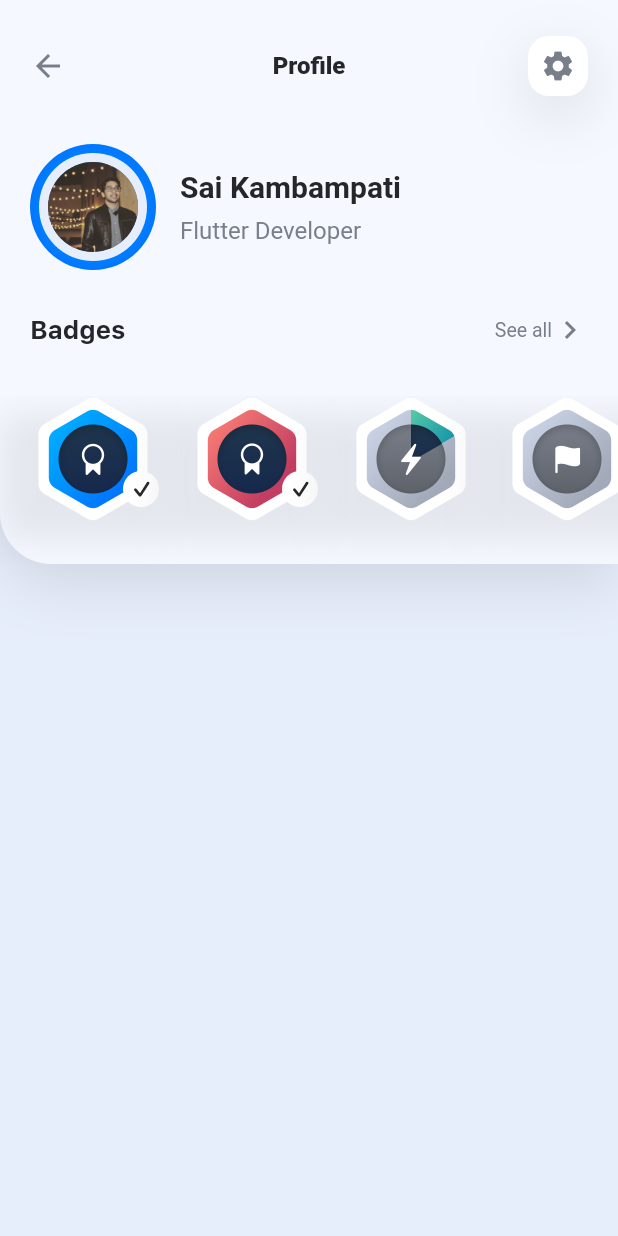
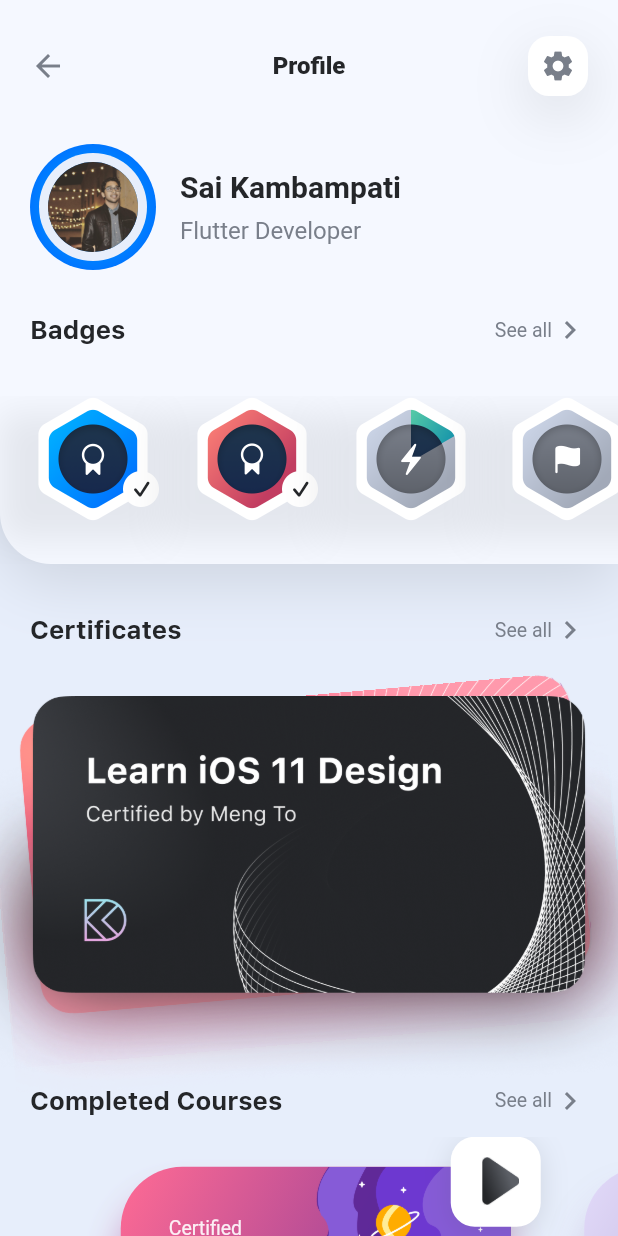
Before and after one commit to romansenin/design-code, a Flutter app: the ProfileScreen screen opened directly, on a phone screen of 412 x 824 dp. Run offline on Flutter 3.47's test engine with Material 2 defaults, Android fonts, the phone set to English and light mode, and no system bars; our stand-ins replace sliding_up_panel.

Commit message:
finsih profile screen

```diff
--- /dev/null
+++ b/lib/components/cards/completed_courses_card.dart
@@ -0,0 +1,118 @@
+import 'package:flutter/material.dart';
+import 'package:new_app/model/course.dart';
+
+import '../../constants.dart';
+
+class CompletedCoursesCard extends StatelessWidget {
+  CompletedCoursesCard({this.course});
+
+  final Course course;
+
+  @override
+  Widget build(BuildContext context) {
+    return Container(
+      child: Stack(
+        alignment: Alignment.topRight,
+        children: [
+          Padding(
+            padding: EdgeInsets.only(
+              top: 20.0,
+              right: 20.0,
+            ),
+            child: Container(
+              decoration: BoxDecoration(
+                gradient: course.background,
+                borderRadius: BorderRadius.circular(41.0),
+                boxShadow: [
+                  BoxShadow(
+                    color: course.background.colors[0].withOpacity(
+                      0.3,
+                    ),
+                    offset: Offset(0, 20),
+                    blurRadius: 20.0,
+                  ),
+                  BoxShadow(
+                    color: course.background.colors[1].withOpacity(
+                      0.3,
+                    ),
+                    offset: Offset(0, 20),
+                    blurRadius: 20.0,
+                  ),
+                ],
+              ),
+              child: ClipRRect(
+                borderRadius: BorderRadius.circular(41.0),
+                child: Container(
+                  height: 140,
+                  width: 260,
+                  child: Stack(
+                    children: [
+                      Row(
+                        children: [
+                          Spacer(),
+                          Column(
+                            mainAxisAlignment: MainAxisAlignment.end,
+                            crossAxisAlignment: CrossAxisAlignment.end,
+                            children: [
+                              Image.asset(
+                                'asset/illustrations/${course.illustration}',
+                                fit: BoxFit.cover,
+                                height: 140,
+                              ),
+                            ],
+                          ),
+                        ],
+                      ),
+                      Padding(
+                        padding: EdgeInsets.all(32),
+                        child: Column(
+                          mainAxisAlignment: MainAxisAlignment.center,
+                          crossAxisAlignment: CrossAxisAlignment.start,
+                          children: [
+                            Text(
+                              course.courseSubtitle,
+                              style: kCardSubtitleStyle,
+                            ),
+                            SizedBox(
+                              height: 6.0,
+                            ),
+                            Text(
+                              course.courseTitle,
+                              style: kCardTitleStyle,
+                            ),
+                          ],
+                        ),
+                      ),
+                    ],
+                  ),
+                ),
+              ),
+            ),
+          ),
+          Container(
+            child: Image.asset('asset/icons/icon-play.png'),
+            width: 60.0,
+            height: 60.0,
+            decoration: BoxDecoration(
+              color: Colors.white,
+              borderRadius: BorderRadius.circular(16.0),
+              boxShadow: [
+                BoxShadow(
+                  color: kShadowColor,
+                  offset: Offset(0, 4),
+                  blurRadius: 16.0,
+                )
+              ],
+            ),
+            padding: EdgeInsets.only(
+              top: 12.5,
+              bottom: 13.5,
+              left: 20.5,
+              right: 14.5,
+            ),
+          ),
+        ],
+      ),
+    );
+  }
+}
--- /dev/null
+++ b/lib/components/lists/completed_courses_list.dart
@@ -0,0 +1,64 @@
+import 'package:flutter/material.dart';
+import 'package:new_app/components/cards/completed_courses_card.dart';
+import 'package:new_app/model/course.dart';
+
+class CompletedCoursesList extends StatefulWidget {
+  @override
+  _CompletedCoursesListState createState() => _CompletedCoursesListState();
+}
+
+class _CompletedCoursesListState extends State<CompletedCoursesList> {
+  List<Container> indicators = [];
+  int currentPage = 0;
+
+  Widget updateIndicators() {
+    return Row(
+      mainAxisAlignment: MainAxisAlignment.center,
+      children: completedCourses.map((course) {
+        var index = completedCourses.indexOf(course);
+        return Container(
+          width: 7,
+          height: 7,
+          margin: EdgeInsets.symmetric(horizontal: 6),
+          decoration: BoxDecoration(
+              shape: BoxShape.circle,
+              color:
+                  currentPage == index ? Color(0xFF0971FE) : Color(0xFFA6AEBD)),
+        );
+      }).toList(),
+    );
+  }
+
+  @override
+  Widget build(BuildContext context) {
+    return Column(
+      children: [
+        Container(
+          height: 200,
+          width: double.infinity,
+          child: PageView.builder(
+            itemBuilder: (context, index) {
+              return Opacity(
+                opacity: currentPage == index ? 1.0 : 0.5,
+                child: CompletedCoursesCard(
+                  course: completedCourses[index],
+                ),
+              );
+            },
+            itemCount: completedCourses.length,
+            onPageChanged: (index) {
+              setState(() {
+                currentPage = index;
+              });
+            },
+            controller: PageController(
+              initialPage: 0,
+              viewportFraction: 0.75,
+            ),
+          ),
+        ),
+        updateIndicators(),
+      ],
+    );
+  }
+}
--- a/lib/screens/profile_screen.dart
+++ b/lib/screens/profile_screen.dart
@@ -2,6 +2,8 @@ import 'dart:io';
 
 import 'package:flutter/cupertino.dart';
 import 'package:flutter/material.dart';
+import 'package:new_app/components/certificate_viewer.dart';
+import 'package:new_app/components/lists/completed_courses_list.dart';
 import 'package:new_app/constants.dart';
 
 class ProfileScreen extends StatelessWidget {
@@ -209,6 +211,72 @@ class ProfileScreen extends StatelessWidget {
                 ),
               ),
             ),
+            Padding(
+              padding: EdgeInsets.only(
+                top: 32,
+                left: 20,
+                right: 20,
+                bottom: 12,
+              ),
+              child: Column(
+                children: [
+                  Row(
+                    mainAxisAlignment: MainAxisAlignment.spaceBetween,
+                    children: [
+                      Text(
+                        "Certificates",
+                        style: kHeadlineLabelStyle,
+                      ),
+                      Row(
+                        children: [
+                          Text(
+                            "See all",
+                            style: kSearchPlaceholderStyle,
+                          ),
+                          Icon(Icons.chevron_right,
+                              color: kSecondaryLabelColor),
+                        ],
+                      )
+                    ],
+                  )
+                ],
+              ),
+            ),
+            CertificateViewer(),
+            Padding(
+              padding: EdgeInsets.only(
+                left: 20,
+                right: 20,
+                bottom: 12,
+              ),
+              child: Column(
+                children: [
+                  Row(
+                    mainAxisAlignment: MainAxisAlignment.spaceBetween,
+                    children: [
+                      Text(
+                        "Completed Courses",
+                        style: kHeadlineLabelStyle,
+                      ),
+                      Row(
+                        children: [
+                          Text(
+                            "See all",
+                            style: kSearchPlaceholderStyle,
+                          ),
+                          Icon(Icons.chevron_right,
+                              color: kSecondaryLabelColor),
+                        ],
+                      )
+                    ],
+                  )
+                ],
+              ),
+            ),
+            CompletedCoursesList(),
+            SizedBox(
+              height: 28,
+            ),
           ],
         ),
       ),
```
